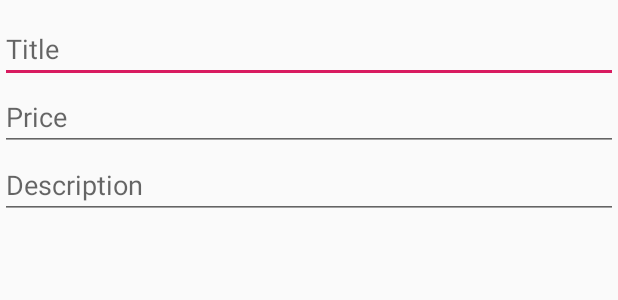
After one commit to iDomas/track-finances-android-app, an Android app: the layout add_expense.xml on its own in the app's theme, with its tools: preview values and no code run, on a phone screen of 412 x 824 dp. The commit adds this screen. Shown: the top 300 px of the screen. Run offline under Robolectric (Android 15) with nearby library versions, the phone set to English and light mode, and no system bars; network calls fail.

Commit message:
Added expenses add dialog front-end

```diff
--- /dev/null
+++ b/app/src/main/res/layout/add_expense.xml
@@ -0,0 +1,36 @@
+<?xml version="1.0" encoding="utf-8"?>
+<LinearLayout
+        xmlns:android="http://schemas.android.com/apk/res/android"
+        android:orientation="vertical"
+        android:layout_width="match_parent"
+        android:layout_height="wrap_content"
+        android:paddingTop="10dp"
+        android:paddingBottom="10dp"
+>
+
+    <!-- Title -->
+    <EditText
+            android:id="@+id/expenseTitle"
+            android:hint="@string/expenseTitle"
+            android:inputType="text"
+            android:layout_width="match_parent"
+            android:layout_height="wrap_content"/>
+
+    <!-- Price -->
+    <EditText
+            android:id="@+id/expensePrice"
+            android:hint="@string/expensePrice"
+            android:inputType="numberDecimal"
+            android:layout_width="match_parent"
+            android:layout_height="wrap_content"/>
+
+    <!-- Description -->
+    <EditText
+            android:id="@+id/expenseDescription"
+            android:hint="@string/expenseDescription"
+            android:inputType="text"
+            android:layout_width="match_parent"
+            android:layout_height="wrap_content"/>
+
+
+</LinearLayout>
--- a/app/src/main/res/values/strings.xml
+++ b/app/src/main/res/values/strings.xml
@@ -1,4 +1,9 @@
 <resources>
     <string name="app_name">TrackFinances</string>
     <string name="backendUrl">http://192.168.8.108:8080</string>
+    <string name="expenseTitle">Title</string>
+    <string name="expensePrice">Price</string>
+    <string name="expenseDescription">Description</string>
+    <string name="addExpenseDialogAdd">Add</string>
+    <string name="addExpenseDialogCancel">Cancel</string>
 </resources>
```
Also changed, not shown: app/src/main/java/com/trackfinances/domasastrauskas/trackfinances/DashboardActivity.kt (+12 -3 lines), app/src/main/res/layout/activity_dashboard.xml (+12 -3 lines).
